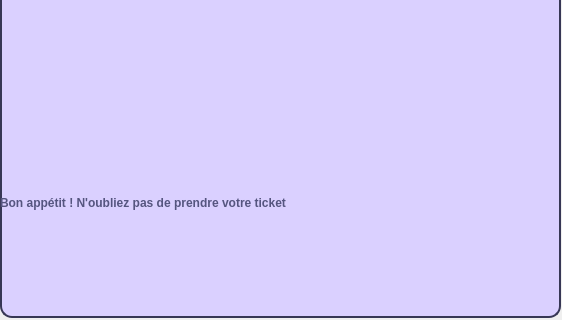
First picture: the form in quitwindow.ui, repository GD-Github/R-U-Hungry-, before the edit; both pictures show x 0 to 562 and y 313 to 633 of the 562 by 633 pixel window.
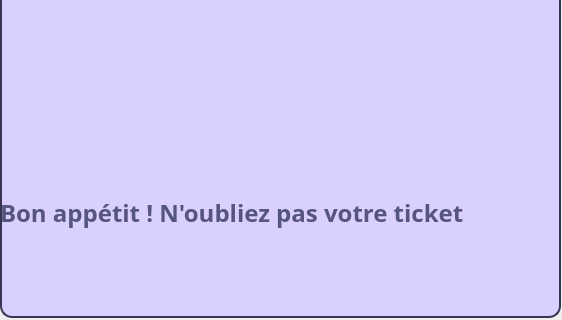
Second picture: the form after the edit. Icons and pictures are not drawn.

```diff
--- a/quitwindow.ui
+++ b/quitwindow.ui
@@ -52,13 +52,28 @@
     <property name="geometry">
      <rect>
       <x>0</x>
-      <y>480</y>
+      <y>490</y>
       <width>561</width>
       <height>71</height>
      </rect>
     </property>
+    <property name="sizePolicy">
+     <sizepolicy hsizetype="Minimum" vsizetype="Preferred">
+      <horstretch>0</horstretch>
+      <verstretch>0</verstretch>
+     </sizepolicy>
+    </property>
+    <property name="font">
+     <font>
+      <family>Tw Cen MT Condensed Extra Bold</family>
+      <pointsize>18</pointsize>
+      <weight>50</weight>
+      <italic>false</italic>
+      <bold>false</bold>
+     </font>
+    </property>
     <property name="text">
-     <string>Bon appétit ! N'oubliez pas de prendre votre ticket</string>
+     <string>Bon appétit ! N'oubliez pas votre ticket</string>
     </property>
    </widget>
    <widget class="QWidget" name="widget" native="true">
```
